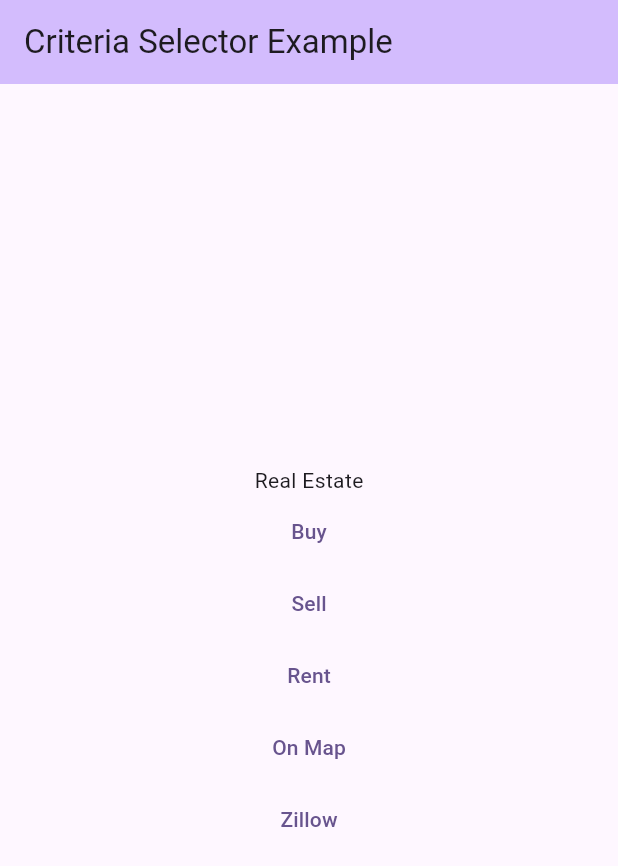
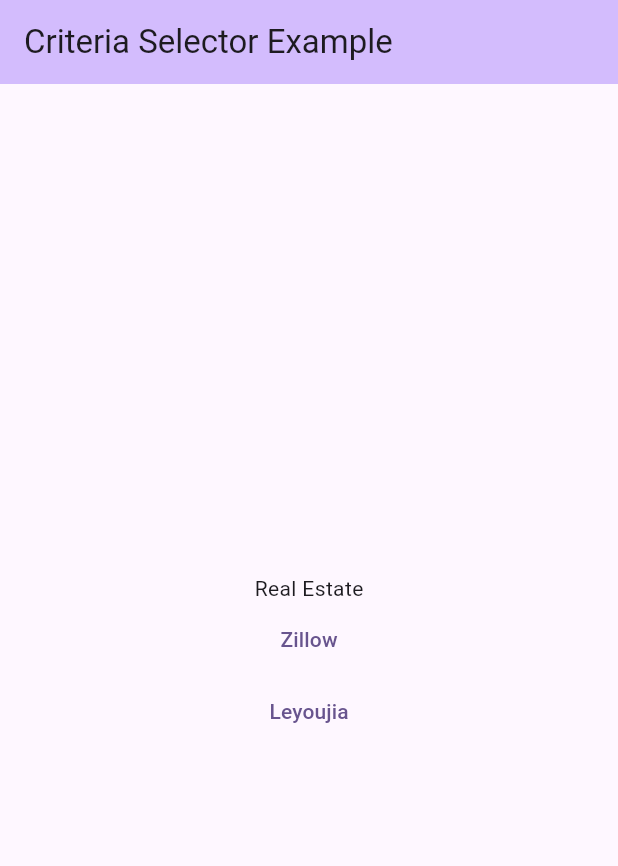
Before and after one commit to amlzq/criteria_selector, a Flutter app: the screen it shows after launch, on a phone screen of 412 x 824 dp. Shown: the top 866 px of the screen. Run offline on Flutter 3.47's test engine with Material 3 defaults, Android fonts, the phone set to English and light mode, and no system bars; generated files the repository leaves out were written again.

Commit message:
feat(example): add localization (l10n) and Chinese locales
Add app localization support and Chinese translations: add l10n.yaml and multiple ARB files (en, zh, zh-Hans, zh-Hant-TW, zh-Hant-HK) and empty iOS .strings files with pbxproj entries and knownRegions. Update example app to use generated AppLocalizations (import flutter_gen/gen_l10n), wire up localizationsDelegates and supportedLocales in MaterialApp, and replace hardcoded page titles with localized strings. Update pubspec.yaml to enable code generation and include flutter_localizations and intl. Also add a new LeyoujiaPage and adjust navigation to include it, and enable CLANG_ANALYZER_LOCALIZABILITY_NONLOCALIZED in Xcode build settings.

```diff
--- /dev/null
+++ b/example/lib/l10n/app_en.arb
@@ -0,0 +1,6 @@
+{
+  "appName": "Criteria Selector Example",
+  "buy": "Buy",
+  "sell": "For sale",
+  "rent": "Rent"
+}
--- /dev/null
+++ b/example/lib/l10n/app_zh-Hans.arb
@@ -0,0 +1,6 @@
+{
+    "appName": "条件选择器示例",
+    "buy": "新房",
+    "sell": "二手房",
+    "rent": "租房"
+}
--- /dev/null
+++ b/example/lib/l10n/app_zh-Hant-HK.arb
@@ -0,0 +1,4 @@
+{
+    "appName": "条件选择器示例",
+    "buy": "新房"
+}
--- /dev/null
+++ b/example/lib/l10n/app_zh-Hant-TW.arb
@@ -0,0 +1,4 @@
+{
+    "appName": "条件选择器示例",
+    "buy": "新建案"
+}
--- /dev/null
+++ b/example/lib/l10n/app_zh.arb
@@ -0,0 +1,4 @@
+{
+    "appName": "条件选择器示例",
+    "buy": "新房"
+}
--- a/example/lib/leyoujia/buy_page.dart
+++ b/example/lib/leyoujia/buy_page.dart
@@ -6,6 +6,7 @@
 import 'package:example/leyoujia/utils.dart';
 import 'package:example/log.dart';
 import 'package:flutter/material.dart';
+import 'package:flutter_gen/gen_l10n/app_localizations.dart';
 
 import 'my_widgets.dart';
 
@@ -218,7 +219,7 @@
   Widget build(BuildContext context) {
     return Scaffold(
       appBar: AppBar(
-        title: const Text('新房'),
+        title: Text(AppLocalizations.of(context)?.buy ?? ''),
       ),
       body: Column(
         children: [
--- a/example/lib/leyoujia/rent_page.dart
+++ b/example/lib/leyoujia/rent_page.dart
@@ -3,6 +3,7 @@
 import 'package:criteria_selector/criteria_selector.dart';
 import 'package:example/leyoujia/house_criteria_repository.dart';
 import 'package:flutter/material.dart';
+import 'package:flutter_gen/gen_l10n/app_localizations.dart';
 
 import '../log.dart';
 import 'house_repository.dart';
@@ -211,7 +212,7 @@
   Widget build(BuildContext context) {
     return Scaffold(
       appBar: AppBar(
-        title: const Text('租房'),
+        title: Text(AppLocalizations.of(context)?.rent ?? ''),
       ),
       body: Column(
         children: [
--- a/example/lib/leyoujia/sell_page.dart
+++ b/example/lib/leyoujia/sell_page.dart
@@ -3,6 +3,7 @@
 import 'package:example/leyoujia/house_repository.dart';
 import 'package:example/leyoujia/utils.dart';
 import 'package:flutter/material.dart';
+import 'package:flutter_gen/gen_l10n/app_localizations.dart';
 
 import 'my_widgets.dart';
 
@@ -140,7 +141,7 @@
         DropselectTabBarTheme.maybeOf(context)!;
     return Scaffold(
       appBar: AppBar(
-        title: const Text('二手房'),
+        title: Text(AppLocalizations.of(context)?.sell ?? ''),
       ),
       body: Column(
         children: [
--- a/example/lib/main.dart
+++ b/example/lib/main.dart
@@ -1,11 +1,10 @@
 import 'package:criteria_selector/criteria_selector.dart';
 import 'package:flutter/foundation.dart';
 import 'package:flutter/material.dart';
+import 'package:flutter_gen/gen_l10n/app_localizations.dart';
+import 'package:flutter_localizations/flutter_localizations.dart';
 
-import 'leyoujia/buy_page.dart';
-import 'leyoujia/map_page.dart';
-import 'leyoujia/rent_page.dart';
-import 'leyoujia/sell_page.dart';
+import 'leyoujia/leyoujia_page.dart';
 import 'zillow/house_page.dart';
 
 void main() {
@@ -53,8 +52,29 @@
       ],
     );
     return MaterialApp(
-      title: 'Criteria Selector Example',
+      title: AppLocalizations.of(context)?.appName ?? '',
       theme: theme,
+      localizationsDelegates: const [
+        AppLocalizations.delegate,
+        GlobalMaterialLocalizations.delegate,
+        GlobalWidgetsLocalizations.delegate,
+        GlobalCupertinoLocalizations.delegate,
+      ],
+      supportedLocales: const [
+        Locale('en'),
+        Locale.fromSubtags(languageCode: 'zh'),
+        Locale.fromSubtags(languageCode: 'zh', scriptCode: 'Hans'),
+        Locale.fromSubtags(
+          languageCode: 'zh',
+          scriptCode: 'Hant',
+          countryCode: 'TW',
+        ),
+        Locale.fromSubtags(
+          languageCode: 'zh',
+          scriptCode: 'Hant',
+          countryCode: 'HK',
+        ),
+      ],
       home: const MyHomePage(),
     );
   }
@@ -84,46 +104,19 @@
               onPressed: () {
                 Navigator.push(
                   context,
-                  MaterialPageRoute(builder: (context) => const BuyPage()),
+                  MaterialPageRoute(builder: (context) => const HomePage()),
                 );
               },
-              child: const Text('Buy'),
+              child: const Text('Zillow'),
             ),
             TextButton(
               onPressed: () {
                 Navigator.push(
                   context,
-                  MaterialPageRoute(builder: (context) => const SellPage()),
+                  MaterialPageRoute(builder: (context) => const LeyoujiaPage()),
                 );
               },
-              child: const Text('Sell'),
-            ),
-            TextButton(
-              onPressed: () {
-                Navigator.push(
-                  context,
-                  MaterialPageRoute(builder: (context) => const RentPage()),
-                );
-              },
-              child: const Text('Rent'),
-            ),
-            TextButton(
-              onPressed: () {
-                Navigator.push(
-                  context,
-                  MaterialPageRoute(builder: (context) => const MapPage()),
-                );
-              },
-              child: const Text('On Map'),
-            ),
-            TextButton(
-              onPressed: () {
-                Navigator.push(
-                  context,
-                  MaterialPageRoute(builder: (context) => const HomePage()),
-                );
-              },
-              child: const Text('Zillow'),
+              child: const Text('Leyoujia'),
             ),
           ],
         ),
--- a/example/lib/zillow/house_page.dart
+++ b/example/lib/zillow/house_page.dart
@@ -3,6 +3,7 @@
 import 'package:criteria_selector/criteria_selector.dart';
 import 'package:example/log.dart';
 import 'package:flutter/material.dart';
+import 'package:flutter_gen/gen_l10n/app_localizations.dart';
 
 import 'house_filters_repository.dart';
 import 'house_repository.dart';
@@ -210,7 +211,9 @@
   @override
   Widget build(BuildContext context) {
     return Scaffold(
-      appBar: AppBar(title: const Text('For sale')),
+      appBar: AppBar(
+        title: Text(AppLocalizations.of(context)?.sell ?? ''),
+      ),
       body: Column(
         children: [
           Row(
--- a/example/pubspec.yaml
+++ b/example/pubspec.yaml
@@ -30,6 +30,9 @@
 dependencies:
   flutter:
     sdk: flutter
+  flutter_localizations:
+    sdk: flutter
+  intl: any
   criteria_selector:
     path: ../
 
@@ -58,6 +61,8 @@
   # included with your application, so that you can use the icons in
   # the material Icons class.
   uses-material-design: true
+
+  generate: true
 
   # To add assets to your application, add an assets section, like this:
   assets:
```
Also changed, not shown: example/l10n.yaml (added, +7 -0 lines), example/lib/leyoujia/leyoujia_page.dart (added, +61 -0 lines), example/pubspec.lock, 9 other files.
